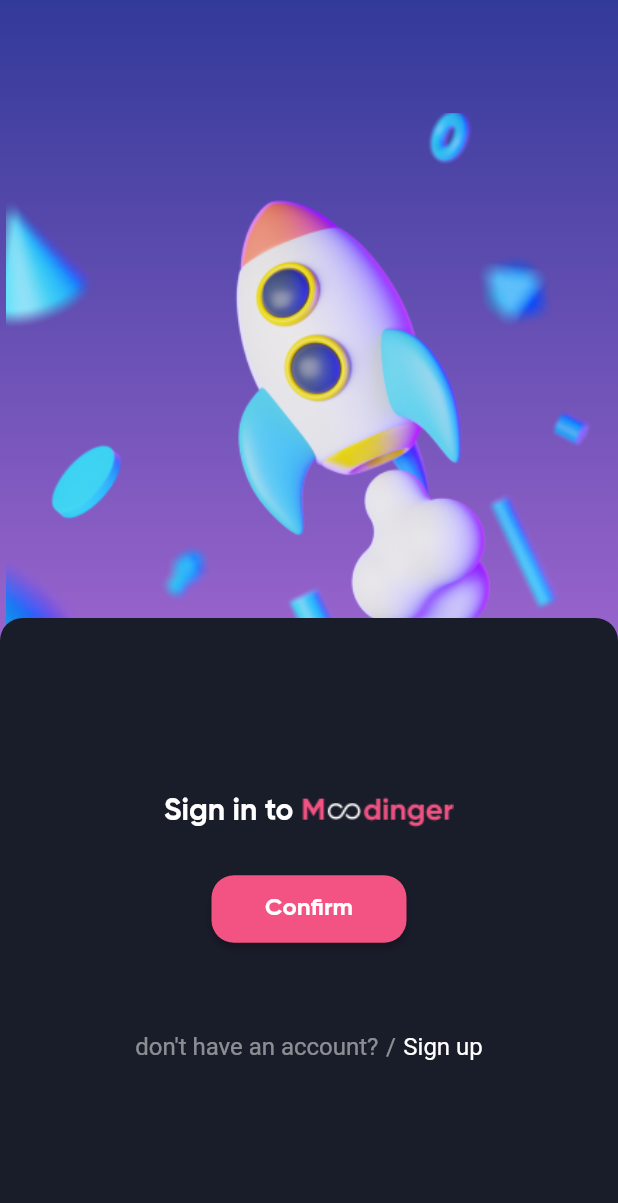
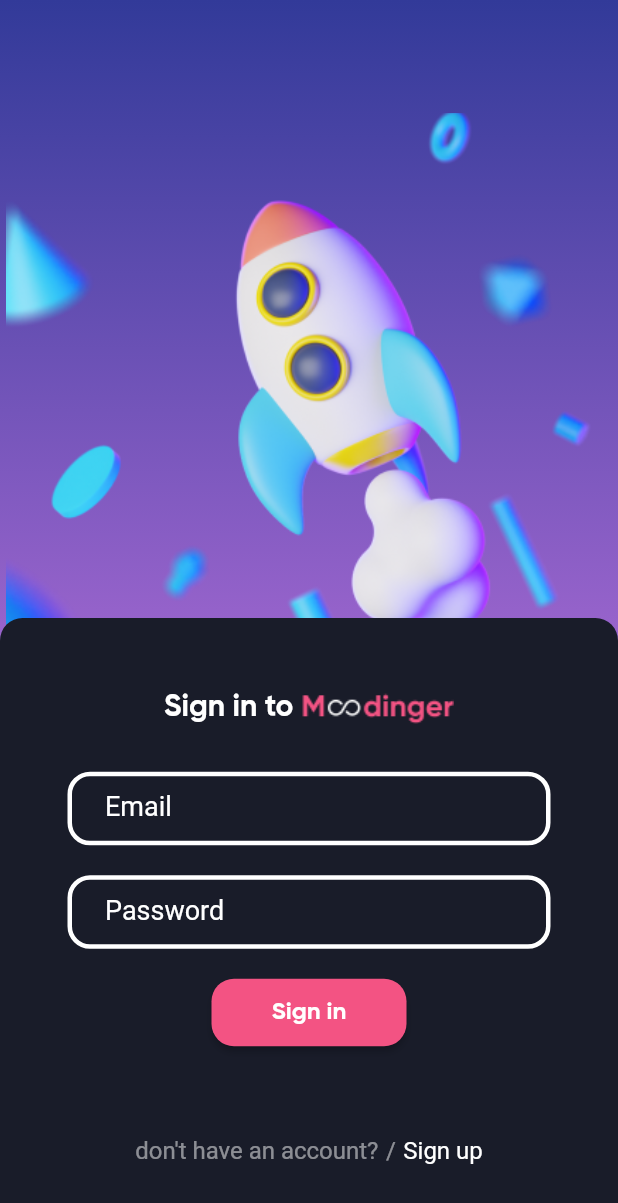
Before and after one commit to alirezakariminejad/flutter_instagram, a Flutter app: the screen it shows after launch, on a phone screen of 412 x 824 dp. Shown: the top 1203 px of the screen. Run offline on Flutter 3.47's test engine with Material 2 defaults, Android fonts, the phone set to English and light mode, and no system bars.

Commit message:
Add TextFields

```diff
--- a/lib/screens/login_screen.dart
+++ b/lib/screens/login_screen.dart
@@ -1,8 +1,37 @@
 import 'package:flutter/material.dart';
 import 'package:flutter_instagram_clone_app/constants/color_constants.dart';
 
-class LoginScreen extends StatelessWidget {
+class LoginScreen extends StatefulWidget {
   const LoginScreen({super.key});
+
+  @override
+  State<LoginScreen> createState() => _LoginScreenState();
+}
+
+class _LoginScreenState extends State<LoginScreen> {
+  late FocusNode emailFocusNode;
+  late FocusNode passwordFocusNode;
+  @override
+  void initState() {
+    // TODO: implement initState
+    super.initState();
+    emailFocusNode = FocusNode();
+    passwordFocusNode = FocusNode();
+    emailFocusNode.addListener(() {
+      setState(() {});
+    });
+    passwordFocusNode.addListener(() {
+      setState(() {});
+    });
+  }
+
+  @override
+  void dispose() {
+    // TODO: implement dispose
+    emailFocusNode.dispose();
+    passwordFocusNode.dispose();
+    super.dispose();
+  }
 
   @override
   Widget build(BuildContext context) {
@@ -76,9 +105,10 @@
                     Text(
                       'Sign in to',
                       style: TextStyle(
-                          color: Color.fromRGBO(255, 255, 255, 1),
-                          fontSize: 20.0,
-                          fontFamily: 'GB'),
+                        color: Color.fromRGBO(255, 255, 255, 1),
+                        fontSize: 20.0,
+                        fontFamily: 'GB',
+                      ),
                     ),
                     SizedBox(width: 5.0),
                     Image(
@@ -89,6 +119,86 @@
                 SizedBox(height: 30.0),
                 Column(
                   children: [
+                    Padding(
+                      padding: const EdgeInsets.symmetric(horizontal: 45.0),
+                      child: TextField(
+                        focusNode: emailFocusNode,
+                        style: TextStyle(
+                          color: ColorConstants.white,
+                          fontSize: 16.0,
+                        ),
+                        decoration: InputDecoration(
+                          labelText: 'Email',
+                          contentPadding: EdgeInsets.symmetric(
+                            horizontal: 25.0,
+                            vertical: 15.0,
+                          ),
+                          labelStyle: TextStyle(
+                            color: emailFocusNode.hasFocus
+                                ? ColorConstants.pink
+                                : ColorConstants.white,
+                            fontSize: 18.0,
+                          ),
+                          enabledBorder: OutlineInputBorder(
+                            borderRadius:
+                                BorderRadius.all(Radius.circular(15.0)),
+                            borderSide: BorderSide(
+                              color: ColorConstants.white,
+                              width: 3.0,
+                            ),
+                          ),
+                          focusedBorder: OutlineInputBorder(
+                            borderRadius:
+                                BorderRadius.all(Radius.circular(15.0)),
+                            borderSide: BorderSide(
+                              color: ColorConstants.pink,
+                              width: 3.0,
+                            ),
+                          ),
+                        ),
+                      ),
+                    ),
+                    SizedBox(height: 20.0),
+                    Padding(
+                      padding: const EdgeInsets.symmetric(horizontal: 45.0),
+                      child: TextField(
+                        focusNode: passwordFocusNode,
+                        style: TextStyle(
+                          color: ColorConstants.white,
+                          fontSize: 16.0,
+                        ),
+                        decoration: InputDecoration(
+                          labelText: 'Password',
+                          contentPadding: EdgeInsets.symmetric(
+                            horizontal: 25.0,
+                            vertical: 15.0,
+                          ),
+                          labelStyle: TextStyle(
+                            color: passwordFocusNode.hasFocus
+                                ? ColorConstants.pink
+                                : ColorConstants.white,
+                            fontSize: 18.0,
+                          ),
+                          enabledBorder: OutlineInputBorder(
+                            borderRadius:
+                                BorderRadius.all(Radius.circular(15.0)),
+                            borderSide: BorderSide(
+                              color: ColorConstants.white,
+                              width: 3.0,
+                            ),
+                          ),
+                          focusedBorder: OutlineInputBorder(
+                            borderRadius:
+                                BorderRadius.all(Radius.circular(15.0)),
+                            borderSide: BorderSide(
+                              color: ColorConstants.pink,
+                              width: 3.0,
+                            ),
+                          ),
+                        ),
+                      ),
+                    ),
+                    SizedBox(height: 20.0),
                     SizedBox(
                       width: 130.0,
                       height: 45.0,
@@ -96,7 +206,7 @@
                         // style: Theme.of(context).elevatedButtonTheme.style,
                         onPressed: () {},
                         child: Text(
-                          'Confirm',
+                          'Sign in',
                           style: TextStyle(
                             color: Colors.white,
                             fontFamily: 'GB',
```
